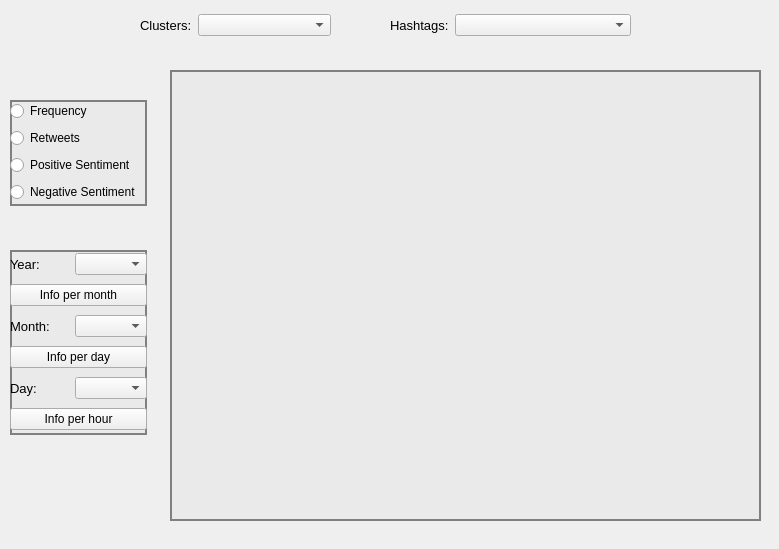
atrevisan/EventAnalyser, file twitter_analysis/core/gui/ui_files/widget_hashtags_per_cluster.ui: the form before one commit.
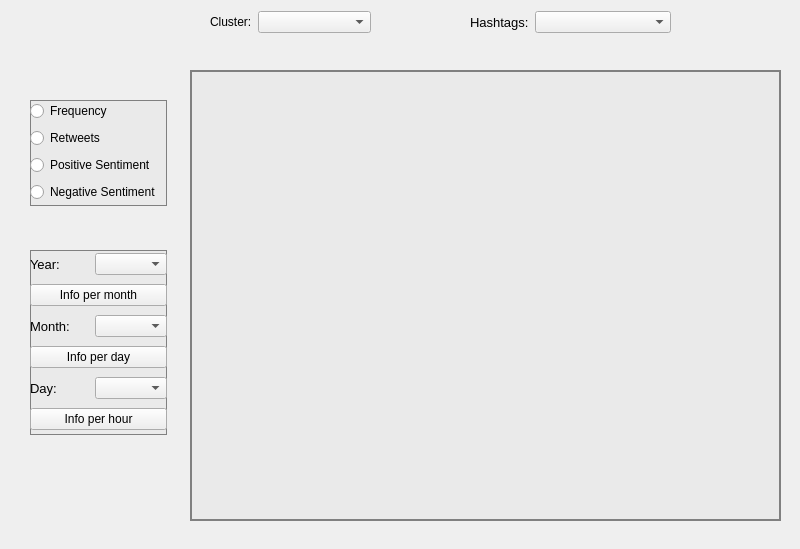
The form after the commit.

Commit message: + widget hashtags

What changed in the file:
```diff
--- a/twitter_analysis/core/gui/ui_files/widget_hashtags_per_cluster.ui
+++ b/twitter_analysis/core/gui/ui_files/widget_hashtags_per_cluster.ui
@@ -6,7 +6,7 @@
    <rect>
     <x>0</x>
     <y>0</y>
-    <width>779</width>
+    <width>800</width>
     <height>549</height>
    </rect>
   </property>
@@ -16,7 +16,7 @@
   <widget class="QLabel" name="label_graph">
    <property name="geometry">
     <rect>
-     <x>170</x>
+     <x>190</x>
      <y>70</y>
      <width>591</width>
      <height>451</height>
@@ -36,10 +36,10 @@
   <widget class="QWidget" name="layoutWidget">
    <property name="geometry">
     <rect>
-     <x>390</x>
-     <y>10</y>
-     <width>241</width>
-     <height>31</height>
+     <x>470</x>
+     <y>11</y>
+     <width>201</width>
+     <height>22</height>
     </rect>
    </property>
    <layout class="QHBoxLayout" name="hlayout_hashtags" stretch="1,6">
@@ -63,7 +63,7 @@
   <widget class="QWidget" name="widget" native="true">
    <property name="geometry">
     <rect>
-     <x>10</x>
+     <x>30</x>
      <y>100</y>
      <width>137</width>
      <height>106</height>
@@ -72,7 +72,7 @@
    <property name="styleSheet">
     <string notr="true">QWidget#widget { 
 	background-color: rgb(234, 234, 234);
-     border: 2px solid gray; 
+     border: 1px solid gray; 
   
  } </string>
    </property>
@@ -114,7 +114,7 @@
   <widget class="QWidget" name="widget_2" native="true">
    <property name="geometry">
     <rect>
-     <x>10</x>
+     <x>30</x>
      <y>250</y>
      <width>137</width>
      <height>185</height>
@@ -123,8 +123,8 @@
    <property name="styleSheet">
     <string notr="true">QWidget#widget_2 { 
 	background-color: rgb(234, 234, 234);
-     border: 2px solid gray; 
-  
+
+       border: 1px solid gray; 
  } </string>
    </property>
    <layout class="QHBoxLayout" name="horizontalLayout_5">
@@ -212,25 +212,20 @@
     </item>
    </layout>
   </widget>
-  <widget class="QWidget" name="layoutWidget_2">
+  <widget class="QWidget" name="">
    <property name="geometry">
     <rect>
-     <x>140</x>
-     <y>10</y>
-     <width>191</width>
-     <height>31</height>
+     <x>210</x>
+     <y>11</y>
+     <width>161</width>
+     <height>22</height>
     </rect>
    </property>
-   <layout class="QHBoxLayout" name="hlayout_cluster" stretch="1,6">
+   <layout class="QHBoxLayout" name="horizontalLayout_6" stretch="0,1">
     <item>
      <widget class="QLabel" name="label_5">
-      <property name="font">
-       <font>
-        <pointsize>10</pointsize>
-       </font>
-      </property>
       <property name="text">
-       <string>Clusters:</string>
+       <string>Cluster:</string>
       </property>
      </widget>
     </item>
```
Left out of the diff: 2 changed lines with no effect on the pictures. The commit also changes 30 other files.
